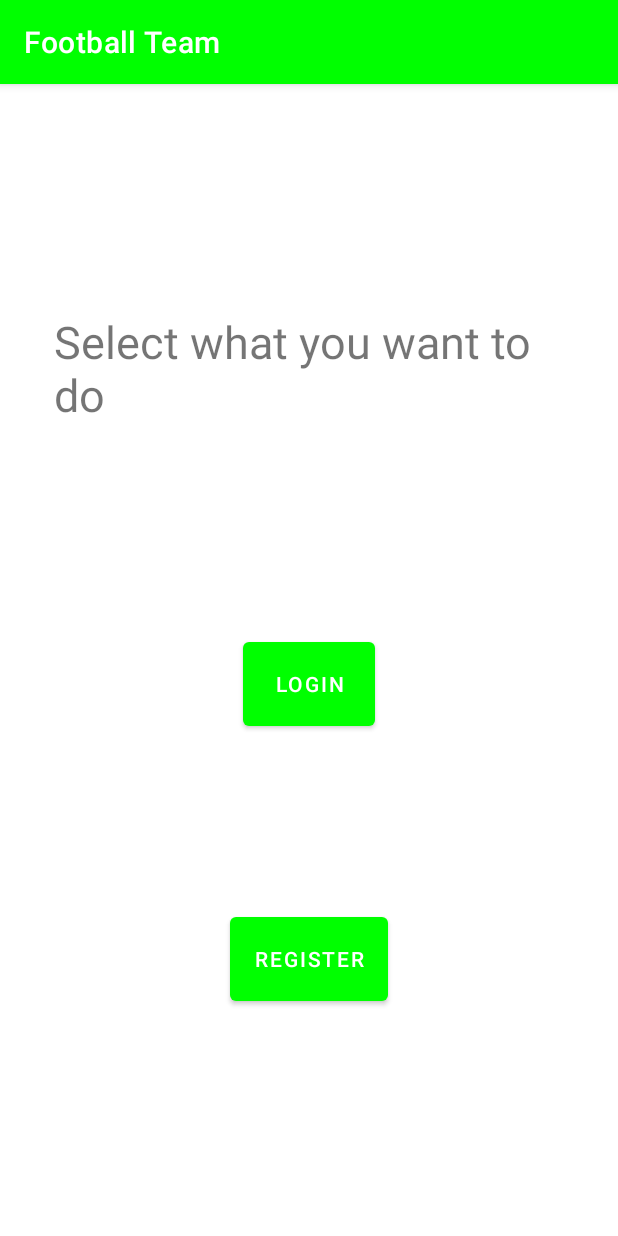
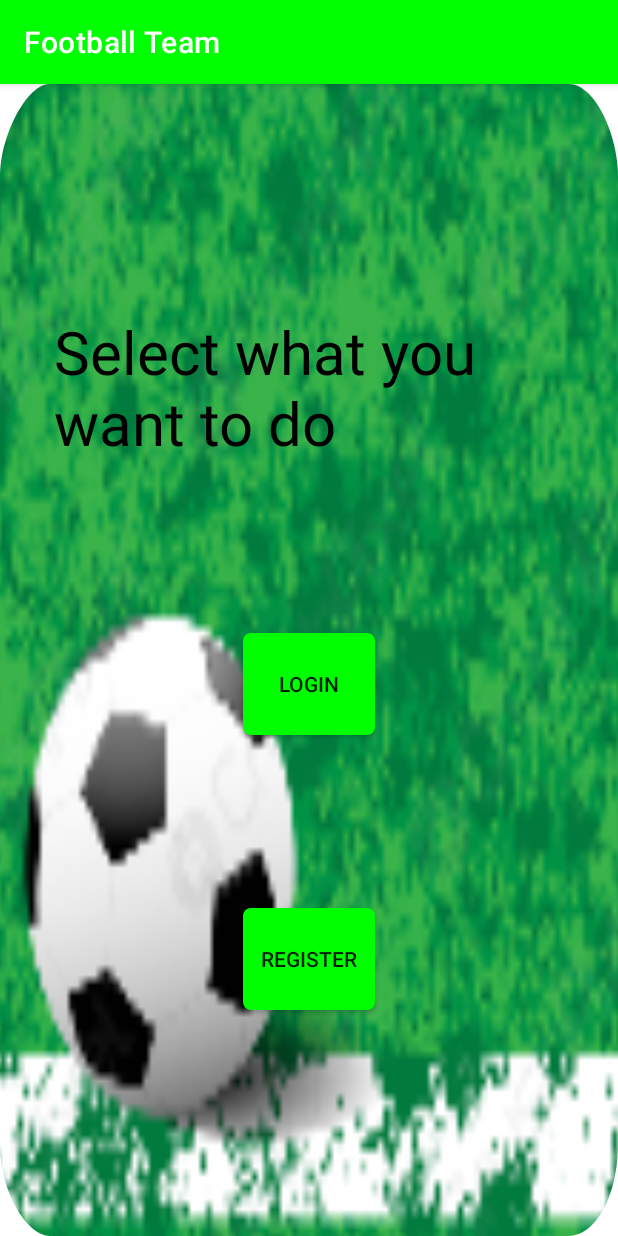
Before and after one commit to Tamagosci/FootballTeam, an Android app: the SelectionActivity screen opened directly, with no data from a screen before it, on a phone screen of 412 x 824 dp. Run offline under Robolectric (Android 15) with nearby library versions, the phone set to English and light mode, and no system bars.

Commit message:
Correzione e aggiornamenti

```diff
--- /dev/null
+++ b/app/src/main/res/drawable/two_state_button.xml
@@ -0,0 +1,16 @@
+<?xml version="1.0" encoding="utf-8"?>
+<selector xmlns:android="http://schemas.android.com/apk/res/android">
+    <item android:state_pressed = "true">
+        <shape>
+            <corners android:radius = "5dp" />
+            <solid android:color = "@color/green_700" />
+        </shape>
+
+    </item>
+    <item>
+        <shape>
+            <corners android:radius = "5dp" />
+            <solid android:color = "@color/green_300" />
+        </shape>
+    </item>
+</selector>
--- a/app/src/main/res/layout/activity_image_first.xml
+++ b/app/src/main/res/layout/activity_image_first.xml
@@ -1,5 +1,6 @@
 <?xml version="1.0" encoding="utf-8"?>
-<androidx.constraintlayout.widget.ConstraintLayout xmlns:android="http://schemas.android.com/apk/res/android"
+<androidx.constraintlayout.widget.ConstraintLayout
+    xmlns:android="http://schemas.android.com/apk/res/android"
     xmlns:app="http://schemas.android.com/apk/res-auto"
     xmlns:tools="http://schemas.android.com/tools"
     android:layout_width="match_parent"
--- a/app/src/main/res/layout/activity_register.xml
+++ b/app/src/main/res/layout/activity_register.xml
@@ -4,7 +4,7 @@
     xmlns:tools="http://schemas.android.com/tools"
     android:layout_width="match_parent"
     android:layout_height="match_parent"
-    android:background="@mipmap/ic_imagefootball"
+    android:background="@mipmap/ic_imagefootball_foreground"
     android:padding="36dp">
 
     <TextView
--- a/app/src/main/res/layout/activity_selection.xml
+++ b/app/src/main/res/layout/activity_selection.xml
@@ -4,14 +4,16 @@
     xmlns:tools="http://schemas.android.com/tools"
     android:layout_width="match_parent"
     android:layout_height="match_parent"
-    android:padding="36dp">
+    android:padding="36dp"
+    android:background="@mipmap/ic_imagefootball_sfondoverde">
 
     <TextView
         android:id="@+id/textViewSelectionActivity"
         android:layout_width="0dp"
         android:layout_height="100dp"
         android:text="@string/select"
-        android:textSize="30sp"
+        android:textSize="40sp"
+        android:textColor="@color/black"
         app:layout_constraintBottom_toTopOf="@+id/buttonLoginSelectionActivity"
         app:layout_constraintEnd_toEndOf="parent"
         app:layout_constraintHorizontal_bias="0.5"
@@ -19,22 +21,24 @@
         app:layout_constraintTop_toTopOf="parent"
         app:layout_constraintVertical_bias="0.544" />
 
-    <Button
+    <android.widget.Button
         android:id="@+id/buttonLoginSelectionActivity"
         android:layout_width="wrap_content"
         android:layout_height="68dp"
         android:text="@string/signin"
+        android:background="@drawable/two_state_button"
         app:layout_constraintBottom_toTopOf="@+id/buttonRegisterSelectionActivity"
         app:layout_constraintEnd_toEndOf="parent"
         app:layout_constraintHorizontal_bias="0.5"
         app:layout_constraintStart_toStartOf="parent"
         app:layout_constraintTop_toBottomOf="@+id/textViewSelectionActivity" />
 
-    <Button
+    <android.widget.Button
         android:id="@+id/buttonRegisterSelectionActivity"
         android:layout_width="wrap_content"
         android:layout_height="68dp"
         android:text="@string/register"
+        android:background="@drawable/two_state_button"
         app:layout_constraintBottom_toBottomOf="parent"
         app:layout_constraintEnd_toEndOf="parent"
         app:layout_constraintHorizontal_bias="0.5"
```
